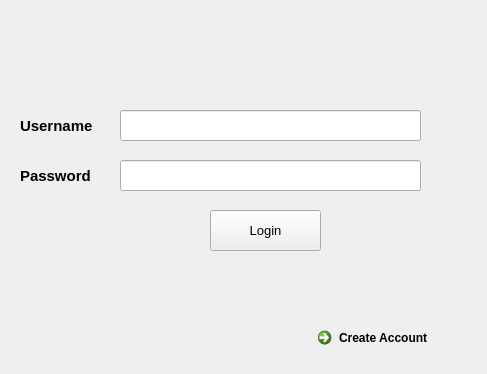
jvgcalites/Room-Reservation, file UserInterface/Login.ui: the form before one commit.
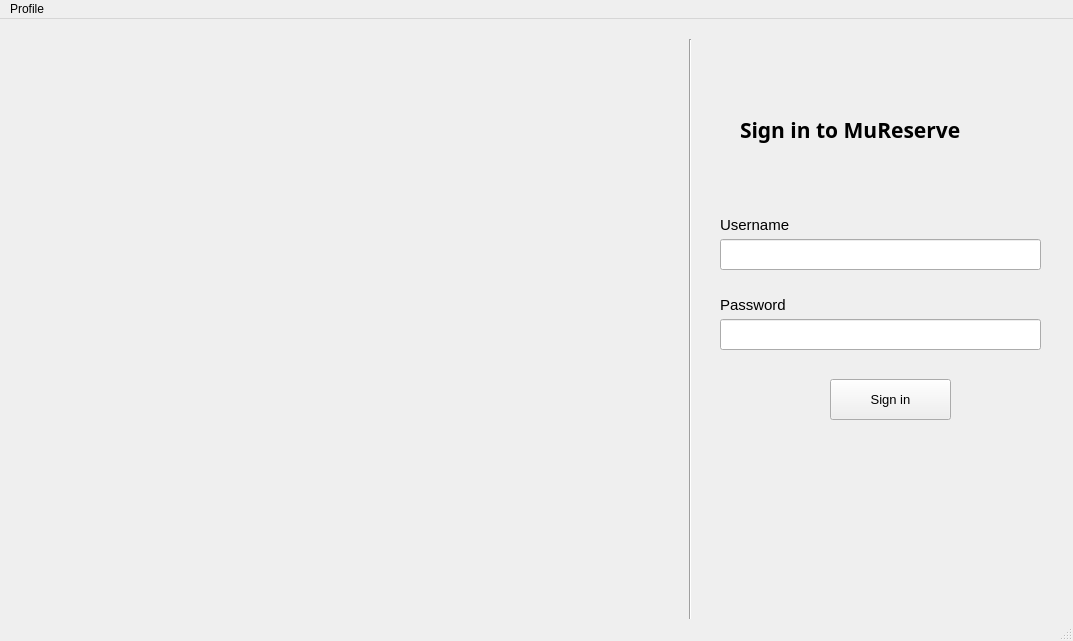
The form after the commit.

What changed in the file:
```diff
--- a/UserInterface/Login.ui
+++ b/UserInterface/Login.ui
@@ -1,24 +1,88 @@
 <?xml version="1.0" encoding="UTF-8"?>
 <ui version="4.0">
- <class>Form_login</class>
- <widget class="QWidget" name="Form_login">
+ <class>MainWindow</class>
+ <widget class="QMainWindow" name="MainWindow">
   <property name="geometry">
    <rect>
     <x>0</x>
     <y>0</y>
-    <width>487</width>
-    <height>374</height>
+    <width>1073</width>
+    <height>641</height>
    </rect>
   </property>
   <property name="windowTitle">
-   <string>Reservation</string>
+   <string>MainWindow</string>
   </property>
+  <widget class="QWidget" name="centralwidget">
+   <widget class="QLabel" name="label_titleBar">
+    <property name="geometry">
+     <rect>
+      <x>740</x>
+      <y>90</y>
+      <width>281</width>
+      <height>41</height>
+     </rect>
+    </property>
+    <property name="font">
+     <font>
+      <family>Yu Gothic UI Semibold</family>
+      <pointsize>16</pointsize>
+      <weight>75</weight>
+      <bold>true</bold>
+     </font>
+    </property>
+    <property name="text">
+     <string>Sign in to MuReserve</string>
+    </property>
+   </widget>
+   <widget class="QLabel" name="label_password_2">
+    <property name="geometry">
+     <rect>
+      <x>720</x>
+      <y>270</y>
+      <width>101</width>
+      <height>31</height>
+     </rect>
+    </property>
+    <property name="font">
+     <font>
+      <family>Tahoma</family>
+      <pointsize>11</pointsize>
+      <weight>50</weight>
+      <bold>false</bold>
+     </font>
+    </property>
+    <property name="text">
+     <string>Password</string>
+    </property>
+   </widget>
+   <widget class="QLabel" name="label_status">
+    <property name="geometry">
+     <rect>
+      <x>710</x>
+      <y>140</y>
+      <width>321</width>
+      <height>31</height>
+     </rect>
+    </property>
+    <property name="font">
+     <font>
+      <pointsize>12</pointsize>
+     </font>
+    </property>
+    <property name="text">
+     <string/>
+    </property>
+    <property name="alignment">
+     <set>Qt::AlignCenter</set>
+    </property>
+   </widget>
   <widget class="QLineEdit" name="lineEdit_userName">
    <property name="geometry">
     <rect>
-     <x>120</x>
-     <y>110</y>
-     <width>301</width>
+      <x>720</x>
+      <y>220</y>
+      <width>321</width>
      <height>31</height>
     </rect>
    </property>
@@ -27,14 +91,30 @@
      <family>Tahoma</family>
      <pointsize>10</pointsize>
     </font>
+    </property>
+    <property name="placeholderText">
+     <string/>
+    </property>
+   </widget>
+   <widget class="Line" name="line">
+    <property name="geometry">
+     <rect>
+      <x>680</x>
+      <y>20</y>
+      <width>20</width>
+      <height>601</height>
+     </rect>
+    </property>
+    <property name="orientation">
+     <enum>Qt::Vertical</enum>
    </property>
   </widget>
   <widget class="QLineEdit" name="lineEdit_password">
    <property name="geometry">
     <rect>
-     <x>120</x>
-     <y>160</y>
-     <width>301</width>
+      <x>720</x>
+      <y>300</y>
+      <width>321</width>
      <height>31</height>
     </rect>
    </property>
@@ -50,13 +130,16 @@
    <property name="echoMode">
     <enum>QLineEdit::Password</enum>
    </property>
+    <property name="placeholderText">
+     <string/>
+    </property>
   </widget>
   <widget class="QPushButton" name="pushButton_login">
    <property name="geometry">
     <rect>
-     <x>210</x>
-     <y>210</y>
-     <width>111</width>
+      <x>830</x>
+      <y>360</y>
+      <width>121</width>
      <height>41</height>
     </rect>
    </property>
@@ -67,30 +150,20 @@
     </font>
    </property>
    <property name="text">
-    <string>Login</string>
+     <string>Sign in</string>
    </property>
    <property name="shortcut">
     <string>Return</string>
    </property>
-  </widget>
-  <widget class="QCommandLinkButton" name="createAccount_commandLinkButton">
-   <property name="geometry">
-    <rect>
-     <x>310</x>
-     <y>320</y>
-     <width>171</width>
-     <height>48</height>
-    </rect>
-   </property>
-   <property name="text">
-    <string>Create Account</string>
-   </property>
-  </widget>
-  <widget class="QLabel" name="label_userName">
+    <property name="autoDefault">
+     <bool>true</bool>
+    </property>
+   </widget>
+   <widget class="QLabel" name="label_userName_2">
    <property name="geometry">
     <rect>
-     <x>20</x>
-     <y>110</y>
+      <x>720</x>
+      <y>190</y>
      <width>101</width>
      <height>31</height>
     </rect>
@@ -99,56 +172,48 @@
     <font>
      <family>Tahoma</family>
      <pointsize>11</pointsize>
-     <weight>75</weight>
-     <bold>true</bold>
+      <weight>50</weight>
+      <bold>false</bold>
     </font>
    </property>
    <property name="text">
     <string>Username</string>
    </property>
   </widget>
-  <widget class="QLabel" name="label_password">
+  </widget>
+  <widget class="QStatusBar" name="statusbar"/>
+  <widget class="QMenuBar" name="menubar">
    <property name="geometry">
     <rect>
-     <x>20</x>
-     <y>160</y>
-     <width>101</width>
-     <height>31</height>
+     <x>0</x>
+     <y>0</y>
+     <width>1073</width>
+     <height>26</height>
     </rect>
    </property>
-   <property name="font">
-    <font>
-     <family>Tahoma</family>
-     <pointsize>11</pointsize>
-     <weight>75</weight>
-     <bold>true</bold>
-    </font>
-   </property>
+   <widget class="QMenu" name="menuProfile">
+    <property name="title">
+     <string>Profile</string>
+    </property>
+    <addaction name="actionCreate_Account"/>
+   </widget>
+   <addaction name="menuProfile"/>
+  </widget>
+  <action name="actionAuthors">
    <property name="text">
-    <string>Password</string>
+    <string>Authors</string>
    </property>
-  </widget>
-  <widget class="QLabel" name="label_state">
-   <property name="geometry">
-    <rect>
-     <x>160</x>
-     <y>70</y>
-     <width>231</width>
-     <height>31</height>
-    </rect>
+  </action>
+  <action name="actionProgram_Info">
+   <property name="text">
+    <string>Program Info...</string>
    </property>
-   <property name="font">
-    <font>
-     <family>Tahoma</family>
-     <pointsize>11</pointsize>
-     <weight>50</weight>
-     <bold>false</bold>
-    </font>
-   </property>
+  </action>
+  <action name="actionCreate_Account">
    <property name="text">
-    <string/>
+    <string>Create Account</string>
    </property>
-  </widget>
+  </action>
  </widget>
  <resources/>
  <connections/>
```
Lines whose indentation alone changed are shown as unchanged.
